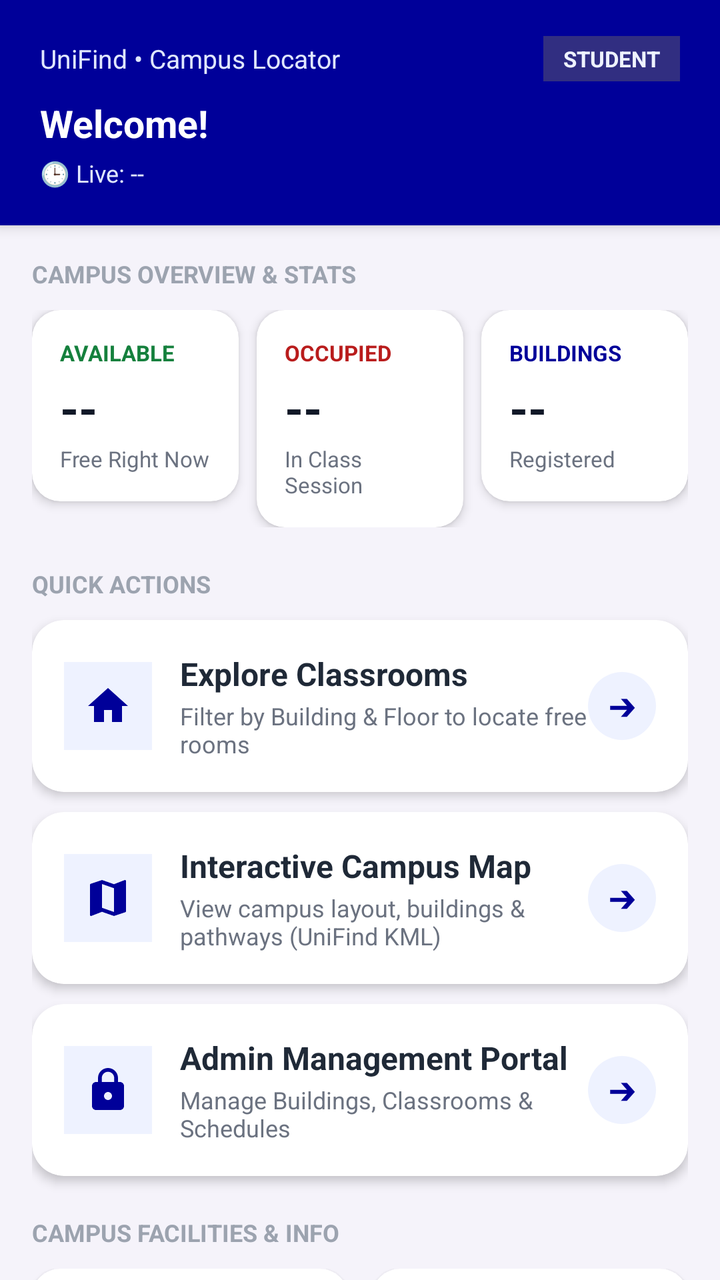
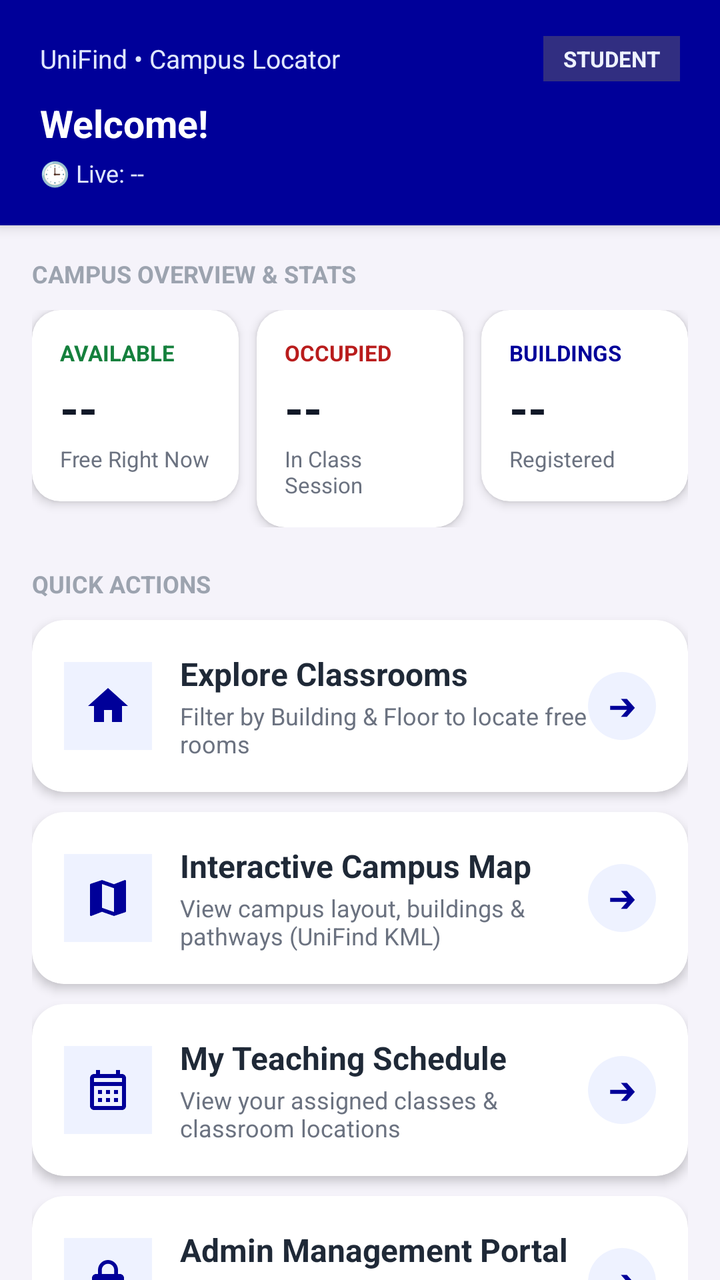

Screens rendered from an Android XML layout before and after an edit, with the pre-edit source and the edit as a unified diff.
<!-- AndroidManifest.xml: application theme Theme.OOPProject -->
<!-- res/layout/fragment_home.xml -->
<?xml version="1.0" encoding="utf-8"?>
<LinearLayout xmlns:android="http://schemas.android.com/apk/res/android"
    xmlns:app="http://schemas.android.com/apk/res-auto"
    xmlns:tools="http://schemas.android.com/tools"
    android:layout_width="match_parent"
    android:layout_height="match_parent"
    android:background="#F5F3FA"
    android:orientation="vertical"
    tools:context=".frontEnd.HomeFragment">

    
    <LinearLayout
        android:layout_width="match_parent"
        android:layout_height="wrap_content"
        android:background="@color/dark_purple"
        android:elevation="4dp"
        android:orientation="vertical"
        android:paddingHorizontal="20dp"
        android:paddingVertical="18dp">

        
        <RelativeLayout
            android:layout_width="match_parent"
            android:layout_height="wrap_content">

            <TextView
                android:layout_width="wrap_content"
                android:layout_height="wrap_content"
                android:layout_centerVertical="true"
                android:text="UniFind • Campus Locator"
                android:textColor="#E0E7FF"
                android:textSize="13sp" />

            <TextView
                android:id="@+id/tvRoleBadge"
                android:layout_width="wrap_content"
                android:layout_height="wrap_content"
                android:layout_alignParentEnd="true"
                android:layout_centerVertical="true"
                android:background="#312E81"
                android:paddingHorizontal="10dp"
                android:paddingVertical="4dp"
                android:text="STUDENT"
                android:textColor="#EEF2FF"
                android:textSize="11sp"
                android:textStyle="bold" />
        </RelativeLayout>

        
        <TextView
            android:id="@+id/tvUserName"
            android:layout_width="match_parent"
            android:layout_height="wrap_content"
            android:layout_marginTop="8dp"
            android:text="Welcome!"
            android:textColor="#FFFFFF"
            android:textSize="19sp"
            android:textStyle="bold" />

        
        <TextView
            android:id="@+id/tvLiveTimeAndDay"
            android:layout_width="wrap_content"
            android:layout_height="wrap_content"
            android:layout_marginTop="4dp"
            android:text="🕒 Live: --"
            android:textColor="#E0E7FF"
            android:textSize="12sp" />
    </LinearLayout>

    <androidx.core.widget.NestedScrollView
        android:layout_width="match_parent"
        android:layout_height="0dp"
        android:layout_weight="1"
        android:clipToPadding="false"
        android:fillViewport="true">

        <LinearLayout
            android:layout_width="match_parent"
            android:layout_height="wrap_content"
            android:orientation="vertical"
            android:paddingHorizontal="16dp"
            android:paddingTop="16dp"
            android:paddingBottom="100dp">

            
            <TextView
                android:layout_width="wrap_content"
                android:layout_height="wrap_content"
                android:layout_marginBottom="10dp"
                android:text="CAMPUS OVERVIEW &amp; STATS"
                android:textColor="#9CA3AF"
                android:textSize="12sp"
                android:textStyle="bold" />

            
            <LinearLayout
                android:layout_width="match_parent"
                android:layout_height="wrap_content"
                android:baselineAligned="false"
                android:orientation="horizontal">

                
                <com.google.android.material.card.MaterialCardView
                    android:layout_width="0dp"
                    android:layout_height="wrap_content"
                    android:layout_marginEnd="6dp"
                    android:layout_weight="1"
                    app:cardBackgroundColor="#FFFFFF"
                    app:cardCornerRadius="14dp"
                    app:cardElevation="3dp"
                    app:strokeWidth="0dp">

                    <LinearLayout
                        android:layout_width="match_parent"
                        android:layout_height="wrap_content"
                        android:orientation="vertical"
                        android:padding="14dp">

                        <TextView
                            android:layout_width="wrap_content"
                            android:layout_height="wrap_content"
                            android:text="AVAILABLE"
                            android:textColor="#15803D"
                            android:textSize="11sp"
                            android:textStyle="bold" />

                        <TextView
                            android:id="@+id/tvAvailableCount"
                            android:layout_width="wrap_content"
                            android:layout_height="wrap_content"
                            android:layout_marginTop="4dp"
                            android:text="--"
                            android:textColor="#111827"
                            android:textSize="24sp"
                            android:textStyle="bold" />

                        <TextView
                            android:layout_width="wrap_content"
                            android:layout_height="wrap_content"
                            android:layout_marginTop="2dp"
                            android:text="Free Right Now"
                            android:textColor="#6B7280"
                            android:textSize="11sp" />
                    </LinearLayout>
                </com.google.android.material.card.MaterialCardView>

                
                <com.google.android.material.card.MaterialCardView
                    android:layout_width="0dp"
                    android:layout_height="wrap_content"
                    android:layout_marginHorizontal="3dp"
                    android:layout_weight="1"
                    app:cardBackgroundColor="#FFFFFF"
                    app:cardCornerRadius="14dp"
                    app:cardElevation="3dp"
                    app:strokeWidth="0dp">

                    <LinearLayout
                        android:layout_width="match_parent"
                        android:layout_height="wrap_content"
                        android:orientation="vertical"
                        android:padding="14dp">

                        <TextView
                            android:layout_width="wrap_content"
                            android:layout_height="wrap_content"
                            android:text="OCCUPIED"
                            android:textColor="#B91C1C"
                            android:textSize="11sp"
                            android:textStyle="bold" />

                        <TextView
                            android:id="@+id/tvOccupiedCount"
                            android:layout_width="wrap_content"
                            android:layout_height="wrap_content"
                            android:layout_marginTop="4dp"
                            android:text="--"
                            android:textColor="#111827"
                            android:textSize="24sp"
                            android:textStyle="bold" />

                        <TextView
                            android:layout_width="wrap_content"
                            android:layout_height="wrap_content"
                            android:layout_marginTop="2dp"
                            android:text="In Class Session"
                            android:textColor="#6B7280"
                            android:textSize="11sp" />
                    </LinearLayout>
                </com.google.android.material.card.MaterialCardView>

                
                <com.google.android.material.card.MaterialCardView
                    android:layout_width="0dp"
                    android:layout_height="wrap_content"
                    android:layout_marginStart="6dp"
                    android:layout_weight="1"
                    app:cardBackgroundColor="#FFFFFF"
                    app:cardCornerRadius="14dp"
                    app:cardElevation="3dp"
                    app:strokeWidth="0dp">

                    <LinearLayout
                        android:layout_width="match_parent"
                        android:layout_height="wrap_content"
                        android:orientation="vertical"
                        android:padding="14dp">

                        <TextView
                            android:layout_width="wrap_content"
                            android:layout_height="wrap_content"
                            android:text="BUILDINGS"
                            android:textColor="@color/dark_purple"
                            android:textSize="11sp"
                            android:textStyle="bold" />

                        <TextView
                            android:id="@+id/tvBuildingsCount"
                            android:layout_width="wrap_content"
                            android:layout_height="wrap_content"
                            android:layout_marginTop="4dp"
                            android:text="--"
                            android:textColor="#111827"
                            android:textSize="24sp"
                            android:textStyle="bold" />

                        <TextView
                            android:layout_width="wrap_content"
                            android:layout_height="wrap_content"
                            android:layout_marginTop="2dp"
                            android:text="Registered"
                            android:textColor="#6B7280"
                            android:textSize="11sp" />
                    </LinearLayout>
                </com.google.android.material.card.MaterialCardView>
            </LinearLayout>

            
            <TextView
                android:layout_width="wrap_content"
                android:layout_height="wrap_content"
                android:layout_marginTop="20dp"
                android:layout_marginBottom="10dp"
                android:text="QUICK ACTIONS"
                android:textColor="#9CA3AF"
                android:textSize="12sp"
                android:textStyle="bold" />

            
            <com.google.android.material.card.MaterialCardView
                android:id="@+id/btnExploreClassrooms"
                android:layout_width="match_parent"
                android:layout_height="wrap_content"
                android:layout_marginBottom="10dp"
                android:clickable="true"
                android:focusable="true"
                app:cardBackgroundColor="#FFFFFF"
                app:cardCornerRadius="16dp"
                app:cardElevation="3dp"
                app:strokeWidth="0dp">

                <LinearLayout
                    android:layout_width="match_parent"
                    android:layout_height="wrap_content"
                    android:gravity="center_vertical"
                    android:orientation="horizontal"
                    android:padding="16dp">

                    <ImageView
                        android:layout_width="44dp"
                        android:layout_height="44dp"
                        android:background="#EEF2FF"
                        android:contentDescription="Explore"
                        android:padding="10dp"
                        android:src="@drawable/ic_home"
                        app:tint="@color/dark_purple" />

                    <LinearLayout
                        android:layout_width="0dp"
                        android:layout_height="wrap_content"
                        android:layout_marginStart="14dp"
                        android:layout_weight="1"
                        android:orientation="vertical">

                        <TextView
                            android:layout_width="wrap_content"
                            android:layout_height="wrap_content"
                            android:text="Explore Classrooms"
                            android:textColor="#1F2937"
                            android:textSize="16sp"
                            android:textStyle="bold" />

                        <TextView
                            android:layout_width="wrap_content"
                            android:layout_height="wrap_content"
                            android:layout_marginTop="2dp"
                            android:text="Filter by Building &amp; Floor to locate free rooms"
                            android:textColor="#6B7280"
                            android:textSize="12sp" />
                    </LinearLayout>

                    <TextView
                        android:layout_width="34dp"
                        android:layout_height="34dp"
                        android:background="@drawable/bg_arrow_circle"
                        android:gravity="center"
                        android:text="➔"
                        android:textColor="@color/dark_purple"
                        android:textSize="14sp"
                        android:textStyle="bold" />
                </LinearLayout>
            </com.google.android.material.card.MaterialCardView>

            
            <com.google.android.material.card.MaterialCardView
                android:id="@+id/btnCampusMap"
                android:layout_width="match_parent"
                android:layout_height="wrap_content"
                android:layout_marginBottom="10dp"
                android:clickable="true"
                android:focusable="true"
                app:cardBackgroundColor="#FFFFFF"
                app:cardCornerRadius="16dp"
                app:cardElevation="3dp"
                app:strokeWidth="0dp">

                <LinearLayout
                    android:layout_width="match_parent"
                    android:layout_height="wrap_content"
                    android:gravity="center_vertical"
                    android:orientation="horizontal"
                    android:padding="16dp">

                    <ImageView
                        android:layout_width="44dp"
                        android:layout_height="44dp"
                        android:background="#EEF2FF"
                        android:contentDescription="Campus Map"
                        android:padding="10dp"
                        android:src="@drawable/ic_map"
                        app:tint="@color/dark_purple" />

                    <LinearLayout
                        android:layout_width="0dp"
                        android:layout_height="wrap_content"
                        android:layout_marginStart="14dp"
                        android:layout_weight="1"
                        android:orientation="vertical">

                        <TextView
                            android:layout_width="wrap_content"
                            android:layout_height="wrap_content"
                            android:text="Interactive Campus Map"
                            android:textColor="#1F2937"
                            android:textSize="16sp"
                            android:textStyle="bold" />

                        <TextView
                            android:layout_width="wrap_content"
                            android:layout_height="wrap_content"
                            android:layout_marginTop="2dp"
                            android:text="View campus layout, buildings &amp; pathways (UniFind KML)"
                            android:textColor="#6B7280"
                            android:textSize="12sp" />
                    </LinearLayout>

                    <TextView
                        android:layout_width="34dp"
                        android:layout_height="34dp"
                        android:background="@drawable/bg_arrow_circle"
                        android:gravity="center"
                        android:text="➔"
                        android:textColor="@color/dark_purple"
                        android:textSize="14sp"
                        android:textStyle="bold" />
                </LinearLayout>
            </com.google.android.material.card.MaterialCardView>

            
            <com.google.android.material.card.MaterialCardView
                android:id="@+id/btnAdminPortal"
                android:layout_width="match_parent"
                android:layout_height="wrap_content"
                android:clickable="true"
                android:focusable="true"
                app:cardBackgroundColor="#FFFFFF"
                app:cardCornerRadius="16dp"
                app:cardElevation="3dp"
                app:strokeWidth="0dp">

                <LinearLayout
                    android:layout_width="match_parent"
                    android:layout_height="wrap_content"
                    android:gravity="center_vertical"
                    android:orientation="horizontal"
                    android:padding="16dp">

                    <ImageView
                        android:layout_width="44dp"
                        android:layout_height="44dp"
                        android:background="#EEF2FF"
                        android:contentDescription="Admin Portal"
                        android:padding="10dp"
                        android:src="@drawable/ic_lock"
                        app:tint="@color/dark_purple" />

                    <LinearLayout
                        android:layout_width="0dp"
                        android:layout_height="wrap_content"
                        android:layout_marginStart="14dp"
                        android:layout_weight="1"
                        android:orientation="vertical">

                        <TextView
                            android:id="@+id/tvAdminTitle"
                            android:layout_width="wrap_content"
                            android:layout_height="wrap_content"
                            android:text="Admin Management Portal"
                            android:textColor="#1F2937"
                            android:textSize="16sp"
                            android:textStyle="bold" />

                        <TextView
                            android:id="@+id/tvAdminSubtitle"
                            android:layout_width="wrap_content"
                            android:layout_height="wrap_content"
                            android:layout_marginTop="2dp"
                            android:text="Manage Buildings, Classrooms &amp; Schedules"
                            android:textColor="#6B7280"
                            android:textSize="12sp" />
                    </LinearLayout>

                    <TextView
                        android:layout_width="34dp"
                        android:layout_height="34dp"
                        android:background="@drawable/bg_arrow_circle"
                        android:gravity="center"
                        android:text="➔"
                        android:textColor="@color/dark_purple"
                        android:textSize="14sp"
                        android:textStyle="bold" />
                </LinearLayout>
            </com.google.android.material.card.MaterialCardView>

            
            <TextView
                android:layout_width="wrap_content"
                android:layout_height="wrap_content"
                android:layout_marginTop="20dp"
                android:layout_marginBottom="10dp"
                android:text="CAMPUS FACILITIES &amp; INFO"
                android:textColor="#9CA3AF"
                android:textSize="12sp"
                android:textStyle="bold" />

            
            <LinearLayout
                android:layout_width="match_parent"
                android:layout_height="wrap_content"
                android:baselineAligned="false"
                android:orientation="horizontal">

                <com.google.android.material.card.MaterialCardView
                    android:layout_width="0dp"
                    android:layout_height="wrap_content"
                    android:layout_marginEnd="6dp"
                    android:layout_weight="1"
                    app:cardBackgroundColor="#FFFFFF"
                    app:cardCornerRadius="14dp"
                    app:cardElevation="2dp"
                    app:strokeWidth="0dp">

                    <LinearLayout
                        android:layout_width="match_parent"
                        android:layout_height="wrap_content"
                        android:orientation="vertical"
                        android:padding="12dp">

                        <TextView
                            android:layout_width="wrap_content"
                            android:layout_height="wrap_content"
                            android:text="CAMPUS HOURS"
                            android:textColor="#4B5563"
                            android:textSize="10sp"
                            android:textStyle="bold" />

                        <TextView
                            android:layout_width="wrap_content"
                            android:layout_height="wrap_content"
                            android:layout_marginTop="2dp"
                            android:text="07:00 AM - 08:00 PM"
                            android:textColor="#111827"
                            android:textSize="12sp"
                            android:textStyle="bold" />
                    </LinearLayout>
                </com.google.android.material.card.MaterialCardView>

                <com.google.android.material.card.MaterialCardView
                    android:layout_width="0dp"
                    android:layout_height="wrap_content"
                    android:layout_marginStart="6dp"
                    android:layout_weight="1"
                    app:cardBackgroundColor="#FFFFFF"
                    app:cardCornerRadius="14dp"
                    app:cardElevation="2dp"
                    app:strokeWidth="0dp">

                    <LinearLayout
                        android:layout_width="match_parent"
                        android:layout_height="wrap_content"
                        android:orientation="vertical"
                        android:padding="12dp">

                        <TextView
                            android:layout_width="wrap_content"
                            android:layout_height="wrap_content"
                            android:text="ACADEMIC TERM"
                            android:textColor="#4B5563"
                            android:textSize="10sp"
                            android:textStyle="bold" />

                        <TextView
                            android:layout_width="wrap_content"
                            android:layout_height="wrap_content"
                            android:layout_marginTop="2dp"
                            android:text="1st Sem 2026-2027"
                            android:textColor="#111827"
                            android:textSize="12sp"
                            android:textStyle="bold" />
                    </LinearLayout>
                </com.google.android.material.card.MaterialCardView>
            </LinearLayout>

        </LinearLayout>
    </androidx.core.widget.NestedScrollView>
</LinearLayout>
<!-- resources referenced by this layout -->
<resources>
  <color name="dark_purple">#FF000099</color>
  <!-- drawable bg_arrow_circle (drawable) -->
  <?xml version="1.0" encoding="utf-8"?>
  <shape xmlns:android="http://schemas.android.com/apk/res/android"
      android:shape="oval">
      <solid android:color="#EEF2FF" />
  </shape>
  <!-- drawable ic_home (drawable) -->
  <vector xmlns:android="http://schemas.android.com/apk/res/android"
      android:width="24dp"
      android:height="24dp"
      android:viewportWidth="24"
      android:viewportHeight="24">
      <path
          android:fillColor="#FF000000"
          android:pathData="M10,20v-6h4v6h5v-8h3L12,3 2,12h3v8z" />
  </vector>
  <!-- drawable ic_lock (drawable) -->
  <vector xmlns:android="http://schemas.android.com/apk/res/android"
      android:width="24dp"
      android:height="24dp"
      android:viewportWidth="24"
      android:viewportHeight="24">
    <path
        android:fillColor="#FF000000"
        android:pathData="M18,8h-1V6c0,-2.76 -2.24,-5 -5,-5S7,3.24 7,6v2H6c-1.1,0 -2,0.9 -2,2v10c0,1.1 0.9,2 2,2h12c1.1,0 2,-0.9 2,-2V10c0,-1.1 -0.9,-2 -2,-2zm-6,9c-1.1,0 -2,-0.9 -2,-2s0.9,-2 2,-2 2,0.9 2,2 -0.9,2 -2,2zm3.1,-9H8.9V6c0,-1.71 1.39,-3.1 3.1,-3.1 1.71,0 3.1,1.39 3.1,3.1v2z"/>
  </vector>
  <!-- drawable ic_map (drawable) -->
  <vector xmlns:android="http://schemas.android.com/apk/res/android"
      android:width="24dp"
      android:height="24dp"
      android:viewportWidth="24"
      android:viewportHeight="24">
    <path
        android:fillColor="#FF000000"
        android:pathData="M20.5,3l-0.16,0.03L15,5.1 9,3 3.36,4.9C3.15,4.97 3,5.15 3,5.38V20.5c0,0.28 0.22,0.5 0.5,0.5l0.16,-0.03L9,18.9l6,2.1 5.64,-1.9c0.21,-0.07 0.36,-0.25 0.36,-0.48V3.5c0,-0.28 -0.22,-0.5 -0.5,-0.5zM15,19l-6,-2.11V5l6,2.11V19z"/>
  </vector>
  <style name="Theme.OOPProject" parent="Theme.MaterialComponents.Light.NoActionBar">
          
          <item name="colorPrimary">@color/purple_500</item>
          <item name="colorPrimaryVariant">@color/purple_700</item>
          <item name="colorOnPrimary">@color/white</item>
          
          <item name="colorSecondary">@color/teal_200</item>
          <item name="colorSecondaryVariant">@color/teal_700</item>
          <item name="colorOnSecondary">@color/black</item>
          
          <item name="android:statusBarColor">@color/dark_purple</item>
          
          <item name="android:windowBackground">@color/dark_purple</item>
          <item name="android:windowSplashScreenBackground" tools:targetApi="s">@color/dark_purple</item>
          <item name="android:windowSplashScreenAnimatedIcon" tools:targetApi="s">@drawable/app_logo</item>
      </style>
  <color name="purple_500">#FF6200EE</color>
  <color name="purple_700">#FF3700B3</color>
  <color name="white">#FFFFFFFF</color>
  <color name="teal_200">#FF03DAC5</color>
  <color name="teal_700">#FF018786</color>
  <color name="black">#FF000000</color>
  <!-- drawable app_logo: png bitmap (drawable, 403426 bytes) -->
</resources>

<!-- the commit's change to res/layout/fragment_home.xml (unified diff, before → after) -->
@@ -379,9 +379,10 @@
 
             
             <com.google.android.material.card.MaterialCardView
-                android:id="@+id/btnAdminPortal"
+                android:id="@+id/btnTeacherSchedulePortal"
                 android:layout_width="match_parent"
                 android:layout_height="wrap_content"
+                android:layout_marginBottom="10dp"
                 android:clickable="true"
                 android:focusable="true"
                 app:cardBackgroundColor="#FFFFFF"
@@ -400,9 +401,9 @@
                         android:layout_width="44dp"
                         android:layout_height="44dp"
                         android:background="#EEF2FF"
-                        android:contentDescription="Admin Portal"
+                        android:contentDescription="Teacher Schedule"
                         android:padding="10dp"
-                        android:src="@drawable/ic_lock"
+                        android:src="@drawable/ic_schedule"
                         app:tint="@color/dark_purple" />
 
                     <LinearLayout
@@ -413,20 +414,18 @@
                         android:orientation="vertical">
 
                         <TextView
-                            android:id="@+id/tvAdminTitle"
-                            android:layout_width="wrap_content"
-                            android:layout_height="wrap_content"
-                            android:text="Admin Management Portal"
+                            android:layout_width="wrap_content"
+                            android:layout_height="wrap_content"
+                            android:text="My Teaching Schedule"
                             android:textColor="#1F2937"
                             android:textSize="16sp"
                             android:textStyle="bold" />
 
                         <TextView
-                            android:id="@+id/tvAdminSubtitle"
-                            android:layout_width="wrap_content"
-                            android:layout_height="wrap_content"
-                            android:layout_marginTop="2dp"
-                            android:text="Manage Buildings, Classrooms &amp; Schedules"
+                            android:layout_width="wrap_content"
+                            android:layout_height="wrap_content"
+                            android:layout_marginTop="2dp"
+                            android:text="View your assigned classes &amp; classroom locations"
                             android:textColor="#6B7280"
                             android:textSize="12sp" />
                     </LinearLayout>
@@ -444,6 +443,72 @@
             </com.google.android.material.card.MaterialCardView>
 
             
+            <com.google.android.material.card.MaterialCardView
+                android:id="@+id/btnAdminPortal"
+                android:layout_width="match_parent"
+                android:layout_height="wrap_content"
+                android:clickable="true"
+                android:focusable="true"
+                app:cardBackgroundColor="#FFFFFF"
+                app:cardCornerRadius="16dp"
+                app:cardElevation="3dp"
+                app:strokeWidth="0dp">
+
+                <LinearLayout
+                    android:layout_width="match_parent"
+                    android:layout_height="wrap_content"
+                    android:gravity="center_vertical"
+                    android:orientation="horizontal"
+                    android:padding="16dp">
+
+                    <ImageView
+                        android:layout_width="44dp"
+                        android:layout_height="44dp"
+                        android:background="#EEF2FF"
+                        android:contentDescription="Admin Portal"
+                        android:padding="10dp"
+                        android:src="@drawable/ic_lock"
+                        app:tint="@color/dark_purple" />
+
+                    <LinearLayout
+                        android:layout_width="0dp"
+                        android:layout_height="wrap_content"
+                        android:layout_marginStart="14dp"
+                        android:layout_weight="1"
+                        android:orientation="vertical">
+
+                        <TextView
+                            android:id="@+id/tvAdminTitle"
+                            android:layout_width="wrap_content"
+                            android:layout_height="wrap_content"
+                            android:text="Admin Management Portal"
+                            android:textColor="#1F2937"
+                            android:textSize="16sp"
+                            android:textStyle="bold" />
+
+                        <TextView
+                            android:id="@+id/tvAdminSubtitle"
+                            android:layout_width="wrap_content"
+                            android:layout_height="wrap_content"
+                            android:layout_marginTop="2dp"
+                            android:text="Manage Buildings, Classrooms &amp; Schedules"
+                            android:textColor="#6B7280"
+                            android:textSize="12sp" />
+                    </LinearLayout>
+
+                    <TextView
+                        android:layout_width="34dp"
+                        android:layout_height="34dp"
+                        android:background="@drawable/bg_arrow_circle"
+                        android:gravity="center"
+                        android:text="➔"
+                        android:textColor="@color/dark_purple"
+                        android:textSize="14sp"
+                        android:textStyle="bold" />
+                </LinearLayout>
+            </com.google.android.material.card.MaterialCardView>
+
+            
             <TextView
                 android:layout_width="wrap_content"
                 android:layout_height="wrap_content"
<!-- resource entries referenced after the edit -->
@@ -37,6 +37,16 @@
         android:fillColor="#FF000000"
         android:pathData="M20.5,3l-0.16,0.03L15,5.1 9,3 3.36,4.9C3.15,4.97 3,5.15 3,5.38V20.5c0,0.28 0.22,0.5 0.5,0.5l0.16,-0.03L9,18.9l6,2.1 5.64,-1.9c0.21,-0.07 0.36,-0.25 0.36,-0.48V3.5c0,-0.28 -0.22,-0.5 -0.5,-0.5zM15,19l-6,-2.11V5l6,2.11V19z"/>
   </vector>
+  <!-- drawable ic_schedule (drawable) -->
+  <vector xmlns:android="http://schemas.android.com/apk/res/android"
+      android:width="24dp"
+      android:height="24dp"
+      android:viewportWidth="24"
+      android:viewportHeight="24">
+    <path
+        android:fillColor="#FF000000"
+        android:pathData="M19,4h-1V2h-2v2H8V2H6v2H5c-1.11,0 -1.99,0.9 -1.99,2L3,20c0,1.1 0.89,2 2,2h14c1.1,0 2,-0.9 2,-2V6c0,-1.1 -0.9,-2 -2,-2zM19,20H5V10h14v10zM19,8H5V6h14v2zM9,14H7v-2h2v2zM13,14h-2v-2h2v2zM17,14h-2v-2h2v2zM9,18H7v-2h2v2zM13,18h-2v-2h2v2zM17,18h-2v-2h2v2z"/>
+  </vector>
   <style name="Theme.OOPProject" parent="Theme.MaterialComponents.Light.NoActionBar">
           
           <item name="colorPrimary">@color/purple_500</item>
